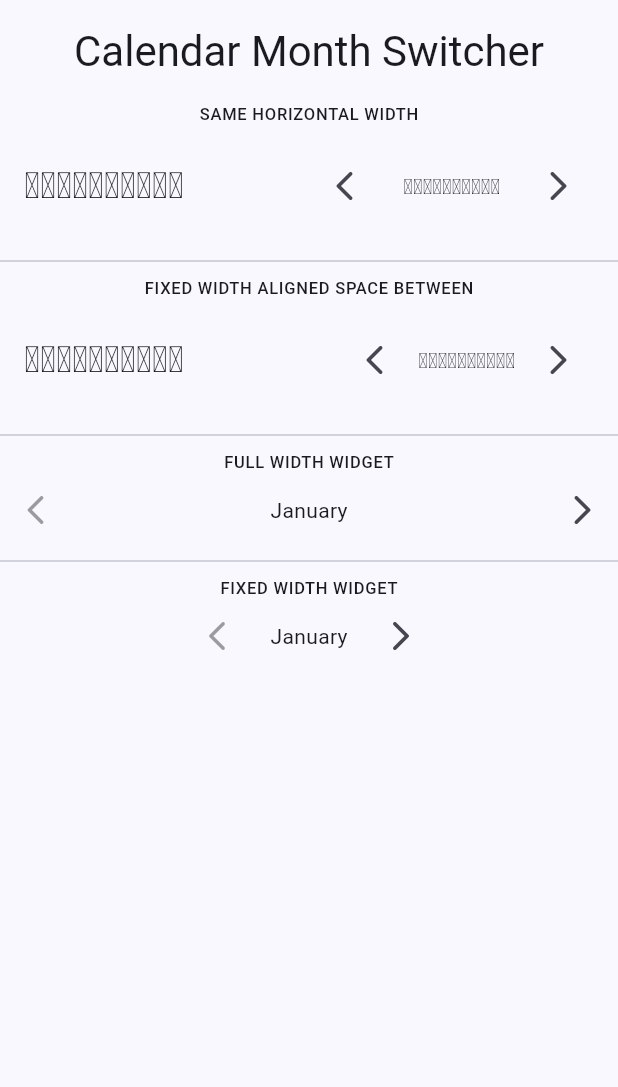
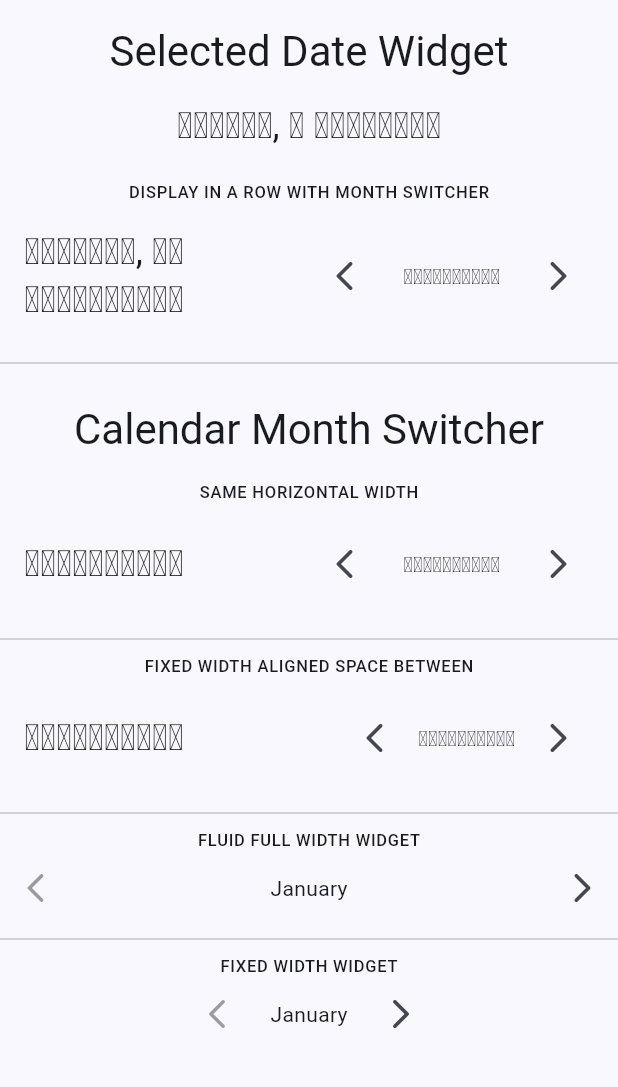
Before and after one commit to omkartapale/yearless_calendar, a Flutter app: the screen it shows after launch, on a phone screen of 412 x 824 dp, the part 84-1171 px from its top. Run offline on Flutter 3.47's test engine with Material 3 defaults, Android fonts, the phone set to English and light mode, and no system bars.

Commit message:
feat: Selected Date widget
- Create SelectedDate widget
- Create Tests
- Export SelectedDate widget through Yearless Calendar library
- Update example to test SelectedDate widget

`````diff
--- a/example/lib/main.dart
+++ b/example/lib/main.dart
@@ -61,6 +61,65 @@ class _MyHomePageState extends State<MyHomePage> {
             Padding(
               padding: const EdgeInsets.all(16.0),
               child: Text(
+                'Selected Date Widget',
+                style: Theme.of(context).textTheme.headlineMedium,
+              ),
+            ),
+            SelectedDate(
+              date: DateTime(2024),
+              locale: 'mr_IN',
+            ),
+            const SizedBox(height: 20.0),
+            Text(
+              'Display in a row with month switcher'.toUpperCase(),
+              style: Theme.of(context).textTheme.labelSmall,
+            ),
+            Padding(
+              padding: const EdgeInsets.all(16.0),
+              child: Row(
+                children: [
+                  Expanded(
+                    child: SelectedDate(
+                      // Known Bug / Limitation: Just for reference
+                      //
+                      // No worries as we are not changing selected date
+                      // state on month switch. We'll show dates for changed
+                      // month and once user selects one of those dates then
+                      // only we'll update selected date state of widget.
+                      //
+                      // If less dates in changed month like switch from Jan 31
+                      // to Feb or Jan 30 to Feb or March 31 to Apr.
+                      //
+                      // In such cases last date of changed month should be set.
+                      //
+                      // Create a function in utils that receives date, updated
+                      // month and return first or last date of month param
+                      // and validates date and return date in respect to params.
+                      // And use this function to change date programmatically.
+                      //
+                      // date: DateTime(2024, 1, 31)
+                      //     .copyWith(month: selectedMonth!.monthNum),
+                      date: DateTime(2024, 2, 20)
+                          .copyWith(month: selectedMonth!.monthNum),
+                      locale: 'mr_IN',
+                    ),
+                  ),
+                  Expanded(
+                    child: MonthSwitcher(
+                      selectedMonth: selectedMonth,
+                      locale: "mr",
+                      onMonthChange: (month) => setState(() {
+                        selectedMonth = month;
+                      }),
+                    ),
+                  ),
+                ],
+              ),
+            ),
+            const Divider(height: 20.0),
+            Padding(
+              padding: const EdgeInsets.all(16.0),
+              child: Text(
                 'Calendar Month Switcher',
                 style: Theme.of(context).textTheme.headlineMedium,
               ),
@@ -118,7 +177,7 @@ class _MyHomePageState extends State<MyHomePage> {
               ),
             ),
             const Divider(height: 20.0),
-            Text('Full width widget'.toUpperCase(),
+            Text('Fluid full width widget'.toUpperCase(),
                 style: Theme.of(context).textTheme.labelSmall),
             const MonthSwitcher(),
             const Divider(height: 20.0),
--- /dev/null
+++ b/lib/src/widgets/selected_date_widget.dart
@@ -0,0 +1,151 @@
+// Copyright 2024 Omkar Tapale. All rights reserved.
+// Use of this source code is governed by a BSD-style license that can be
+// found in the LICENSE file.
+
+import 'package:flutter/material.dart';
+
+import '../../utils.dart';
+
+/// A widget that displays selected date in specified formatting and parsing
+/// based on the locale.
+class SelectedDate extends StatelessWidget {
+  /// The selected date of the month.
+  final DateTime date;
+
+  /// The formatter used to display the selected date in the widget.
+  ///
+  /// If not specified, defaults to [SelectedDateFormat.dayDate]
+  final SelectedDateFormat format;
+
+  /// If non-null, the style to be used for the selected date.
+  ///
+  /// If the style's "inherit" property is true, the style will be merged with
+  /// the closest enclosing [DefaultTextStyle]. Otherwise, the style will
+  /// replace the closest enclosing [DefaultTextStyle].
+  final TextStyle? style;
+
+  /// A locale code config used for formatting and parsing the selected date.
+  ///
+  /// This property can be null. Defaults to en_US locale.
+  final String? locale;
+
+  /// Constructs a selected date widget with the specified properties.
+  const SelectedDate({
+    super.key,
+    required this.date,
+    this.format = SelectedDateFormat.dayDate,
+    this.style,
+    this.locale,
+  });
+
+  @override
+  Widget build(BuildContext context) {
+    return Text(
+      _getFormattedDate(),
+      style: style ?? Theme.of(context).textTheme.headlineSmall,
+    );
+  }
+
+  /// Returns formatted date representing the selected [date] with the
+  /// specified [locale].
+  String _getFormattedDate() {
+    // TODO: Known Bug / Limitation:
+    //
+    // No worries as of now. We'll investigate further once we reach to
+    // completion of final yearless calendar widget.
+    //
+    // What if user's device currently (at the time of execution of app) is in
+    // non-leap year but selects to show leap year calendar for february month,
+    // this will lead to provide wrong day name or wrong date, as we are planning
+    // to show day according to current calendar year but dates according to
+    // configured leap-year setting in yearless calendar widget.
+    //
+    // Here need to handle such events, as day names will be shown for current
+    // year and this will result in flaw in yearless widget.
+    //
+    // Also we're going to create a configuration to control leap year setting in
+    // main widget, which can also be used to check here.
+    //
+    // If we set date to 2023/02/29 which doesn't exist as non-leap year, and
+    // used SelectedDateFormat, then the result will be 1 March.
+    // It's changing the date as in parent as DateTime doesn't take this date
+    // and adds 1 day to it so it becomes 1 March.
+    //
+    // Our expectation is to set day name to empty and provide formatted date.
+    // We can overrride formatting function to check such event and alternate
+    // formatting function for such case.
+    //
+    return CalendarFormatter.customDateFormat(
+      date,
+      format.pattern,
+      locale,
+    );
+  }
+}
+
+/// Formatting options for selected date.
+///
+/// Available formats:
+/// ```
+/// Format Options      Output
+/// date:               1 January
+/// day:                Monday
+/// dayDate:            Monday, 1 January (default)
+/// dayShortDate:       Monday, 1 Jan
+/// shortDate:          1 Jan
+/// shortDay:           Mon
+/// shortDayDate:       Mon, 1 January
+/// shortDayShortDate:  Mon, 1 Jan
+/// ````
+enum SelectedDateFormat {
+  /// Shows only the day of week representing selected date.
+  ///
+  /// e.g. `2024-02-01 00:00:00.000Z` will be formatted to `Thursday`.
+  day("EEEE"),
+
+  /// Shows only abbreviated name of a day of week representing selected date.
+  ///
+  /// e.g. `2024-02-01 00:00:00.000Z` will be formatted to `Thu`.
+  shortDay("E"),
+
+  /// Shows only date and month representing selected date as "date month" format.
+  ///
+  /// e.g. `2024-02-01 00:00:00.000Z` will be formatted to `1 February`.
+  date('d MMMM'),
+
+  /// Shows only date and abbreviated month representing selected date as
+  /// "date month" format.
+  ///
+  /// e.g. `2024-02-01 00:00:00.000Z` will be formatted to `1 Feb`.
+  shortDate('d MMM'),
+
+  /// Shows the date representing selected date as "day, date month" format.
+  ///
+  /// e.g. `2024-02-01 00:00:00.000Z` will be formatted to `Thursday, 1 February`.
+  dayDate("EEEE, d MMMM"),
+
+  /// Shows the date representing the selected date that includes the day, date
+  /// and an abbreviated version of the month, like "day, date month".
+  ///
+  /// e.g. `2024-02-01 00:00:00.000Z` will be formatted to `Thursday, 1 Feb`.
+  dayShortDate("EEEE, d MMM"),
+
+  /// Shows the date representing the selected date that includes an abbreviated
+  /// version of the day of week, the date and month, like "day, date month".
+  ///
+  /// e.g. `2024-02-01 00:00:00.000Z` will be formatted to `Thu, 1 February`.
+  shortDayDate("E, d MMMM"),
+
+  /// Shows the date representing the selected date that includes an abbreviated
+  /// version of the day of week, the date and an abbreviated version of the
+  /// month, like "day, date month".
+  ///
+  /// e.g. `2024-02-01 00:00:00.000Z` will be formatted to `Thu, 1 Feb`.
+  shortDayShortDate("E, d MMM");
+
+  /// The formatter pattern string.
+  final String pattern;
+
+  /// Constructs a selected date format enum with formatter string.
+  const SelectedDateFormat(this.pattern);
+}
--- a/lib/yearless_calendar.dart
+++ b/lib/yearless_calendar.dart
@@ -6,3 +6,4 @@
 library yearless_calendar;
 
 export 'src/widgets/month_switcher_widget.dart';
+export 'src/widgets/selected_date_widget.dart';
`````
Also changed, not shown: 2 other files.
